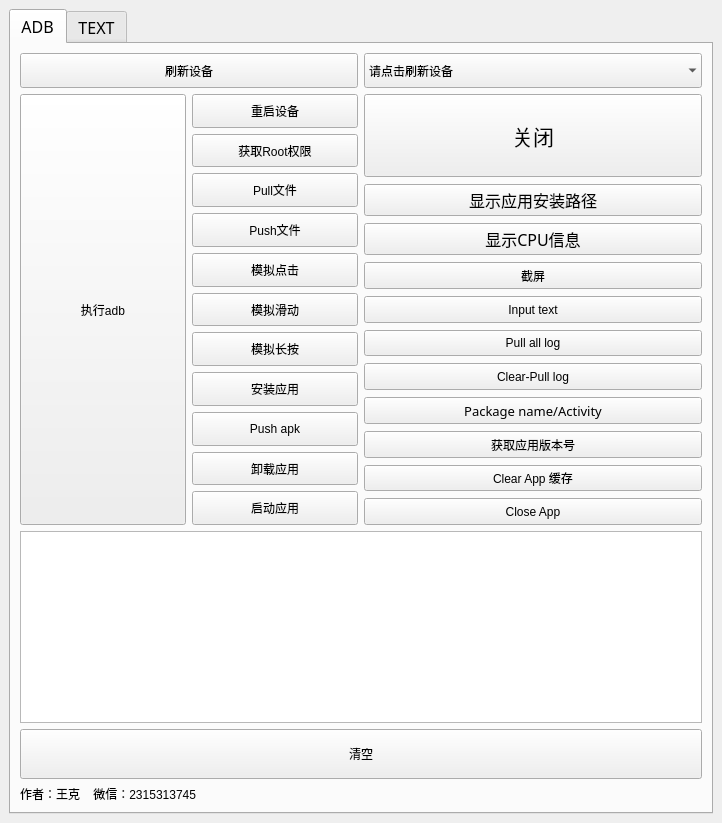
wangke956/ADBTools, file backup0.bak.ui: the form before one commit.
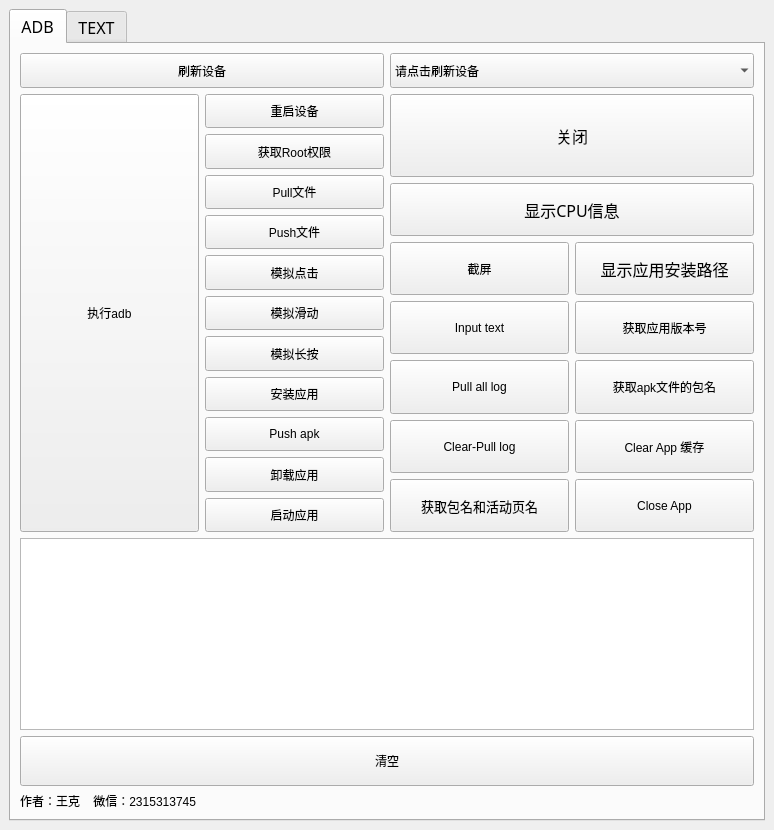
The form after the commit.

Commit message: 1.添加了利用aapt获取本地apk安装包的包名的功能

What changed in the file:
```diff
--- a/backup0.bak.ui
+++ b/backup0.bak.ui
@@ -7,8 +7,8 @@
    <rect>
     <x>0</x>
     <y>0</y>
-    <width>722</width>
-    <height>823</height>
+    <width>774</width>
+    <height>830</height>
    </rect>
   </property>
   <property name="sizePolicy">
@@ -101,25 +101,6 @@
            <layout class="QHBoxLayout" name="horizontalLayout_2">
             <item>
              <layout class="QGridLayout" name="gridLayout_3">
-              <item row="6" column="1" colspan="2">
-               <widget class="QTextBrowser" name="textBrowser_2">
-                <property name="sizePolicy">
-                 <sizepolicy hsizetype="Expanding" vsizetype="Minimum">
-                  <horstretch>0</horstretch>
-                  <verstretch>0</verstretch>
-                 </sizepolicy>
-                </property>
-                <property name="font">
-                 <font>
-                  <family>Franklin Gothic Medium</family>
-                  <pointsize>12</pointsize>
-                 </font>
-                </property>
-                <property name="acceptDrops">
-                 <bool>true</bool>
-                </property>
-               </widget>
-              </item>
               <item row="7" column="1" colspan="2">
                <widget class="QPushButton" name="Cleartextbutton">
                 <property name="sizePolicy">
@@ -139,37 +120,92 @@
                 </property>
                </widget>
               </item>
-              <item row="8" column="1">
-               <widget class="QLabel" name="label">
-                <property name="sizePolicy">
-                 <sizepolicy hsizetype="Maximum" vsizetype="Maximum">
-                  <horstretch>0</horstretch>
-                  <verstretch>0</verstretch>
-                 </sizepolicy>
-                </property>
-                <property name="maximumSize">
-                 <size>
-                  <width>398</width>
-                  <height>28</height>
-                 </size>
-                </property>
-                <property name="text">
-                 <string>作者：王克    微信：2315313745</string>
-                </property>
-               </widget>
-              </item>
               <item row="5" column="2">
-               <layout class="QVBoxLayout" name="verticalLayout_4">
-                <property name="spacing">
-                 <number>7</number>
-                </property>
+               <layout class="QGridLayout" name="gridLayout_5">
                 <property name="leftMargin">
                  <number>0</number>
                 </property>
                 <property name="bottomMargin">
                  <number>0</number>
                 </property>
-                <item>
+                <item row="2" column="0">
+                 <widget class="QPushButton" name="get_screenshot">
+                  <property name="sizePolicy">
+                   <sizepolicy hsizetype="Expanding" vsizetype="Expanding">
+                    <horstretch>0</horstretch>
+                    <verstretch>1</verstretch>
+                   </sizepolicy>
+                  </property>
+                  <property name="text">
+                   <string>截屏</string>
+                  </property>
+                 </widget>
+                </item>
+                <item row="3" column="0">
+                 <widget class="QPushButton" name="input_text_via_adb">
+                  <property name="sizePolicy">
+                   <sizepolicy hsizetype="Expanding" vsizetype="Expanding">
+                    <horstretch>0</horstretch>
+                    <verstretch>1</verstretch>
+                   </sizepolicy>
+                  </property>
+                  <property name="text">
+                   <string>Input text</string>
+                  </property>
+                 </widget>
+                </item>
+                <item row="4" column="0">
+                 <widget class="QPushButton" name="pull_log_without_clear">
+                  <property name="sizePolicy">
+                   <sizepolicy hsizetype="Expanding" vsizetype="Expanding">
+                    <horstretch>0</horstretch>
+                    <verstretch>1</verstretch>
+                   </sizepolicy>
+                  </property>
+                  <property name="text">
+                   <string>Pull all log</string>
+                  </property>
+                 </widget>
+                </item>
+                <item row="5" column="0">
+                 <widget class="QPushButton" name="pull_log_with_clear">
+                  <property name="sizePolicy">
+                   <sizepolicy hsizetype="Expanding" vsizetype="Expanding">
+                    <horstretch>0</horstretch>
+                    <verstretch>1</verstretch>
+                   </sizepolicy>
+                  </property>
+                  <property name="text">
+                   <string>Clear-Pull log</string>
+                  </property>
+                 </widget>
+                </item>
+                <item row="6" column="0">
+                 <widget class="QPushButton" name="app_package_and_activity">
+                  <property name="sizePolicy">
+                   <sizepolicy hsizetype="Expanding" vsizetype="Expanding">
+                    <horstretch>0</horstretch>
+                    <verstretch>1</verstretch>
+                   </sizepolicy>
+                  </property>
+                  <property name="minimumSize">
+                   <size>
+                    <width>0</width>
+                    <height>0</height>
+                   </size>
+                  </property>
+                  <property name="font">
+                   <font>
+                    <family>Franklin Gothic Medium</family>
+                    <pointsize>10</pointsize>
+                   </font>
+                  </property>
+                  <property name="text">
+                   <string>获取包名和活动页名</string>
+                  </property>
+                 </widget>
+                </item>
+                <item row="0" column="0" colspan="2">
                  <widget class="QPushButton" name="close">
                   <property name="enabled">
                    <bool>true</bool>
@@ -201,7 +237,7 @@
                   <property name="font">
                    <font>
                     <family>Franklin Gothic Medium</family>
-                    <pointsize>16</pointsize>
+                    <pointsize>12</pointsize>
                     <weight>50</weight>
                     <bold>false</bold>
                    </font>
@@ -235,29 +271,7 @@
                   </property>
                  </widget>
                 </item>
-                <item>
-                 <widget class="QPushButton" name="view_apk_path">
-                  <property name="sizePolicy">
-                   <sizepolicy hsizetype="Expanding" vsizetype="Expanding">
-                    <horstretch>0</horstretch>
-                    <verstretch>1</verstretch>
-                   </sizepolicy>
-                  </property>
-                  <property name="font">
-                   <font>
-                    <family>Franklin Gothic Medium</family>
-                    <pointsize>12</pointsize>
-                   </font>
-                  </property>
-                  <property name="text">
-                   <string>显示应用安装路径</string>
-                  </property>
-                  <property name="default">
-                   <bool>false</bool>
-                  </property>
-                 </widget>
-                </item>
-                <item>
+                <item row="1" column="0" colspan="2">
                  <widget class="QPushButton" name="adb_cpu_info">
                   <property name="sizePolicy">
                    <sizepolicy hsizetype="Expanding" vsizetype="Expanding">
@@ -276,84 +290,29 @@
                   </property>
                  </widget>
                 </item>
-                <item>
-                 <widget class="QPushButton" name="get_screenshot">
+                <item row="2" column="1">
+                 <widget class="QPushButton" name="view_apk_path">
                   <property name="sizePolicy">
                    <sizepolicy hsizetype="Expanding" vsizetype="Expanding">
                     <horstretch>0</horstretch>
                     <verstretch>1</verstretch>
                    </sizepolicy>
-                  </property>
-                  <property name="text">
-                   <string>截屏</string>
-                  </property>
-                 </widget>
-                </item>
-                <item>
-                 <widget class="QPushButton" name="input_text_via_adb">
-                  <property name="sizePolicy">
-                   <sizepolicy hsizetype="Expanding" vsizetype="Expanding">
-                    <horstretch>0</horstretch>
-                    <verstretch>1</verstretch>
-                   </sizepolicy>
-                  </property>
-                  <property name="text">
-                   <string>Input text</string>
-                  </property>
-                 </widget>
-                </item>
-                <item>
-                 <widget class="QPushButton" name="pull_log_without_clear">
-                  <property name="sizePolicy">
-                   <sizepolicy hsizetype="Expanding" vsizetype="Expanding">
-                    <horstretch>0</horstretch>
-                    <verstretch>1</verstretch>
-                   </sizepolicy>
-                  </property>
-                  <property name="text">
-                   <string>Pull all log</string>
-                  </property>
-                 </widget>
-                </item>
-                <item>
-                 <widget class="QPushButton" name="pull_log_with_clear">
-                  <property name="sizePolicy">
-                   <sizepolicy hsizetype="Expanding" vsizetype="Expanding">
-                    <horstretch>0</horstretch>
-                    <verstretch>1</verstretch>
-                   </sizepolicy>
-                  </property>
-                  <property name="text">
-                   <string>Clear-Pull log</string>
-                  </property>
-                 </widget>
-                </item>
-                <item>
-                 <widget class="QPushButton" name="app_package_and_activity">
-                  <property name="sizePolicy">
-                   <sizepolicy hsizetype="Expanding" vsizetype="Expanding">
-                    <horstretch>0</horstretch>
-                    <verstretch>1</verstretch>
-                   </sizepolicy>
-                  </property>
-                  <property name="minimumSize">
-                   <size>
-                    <width>0</width>
-                    <height>0</height>
-                   </size>
                   </property>
                   <property name="font">
                    <font>
                     <family>Franklin Gothic Medium</family>
-                    <pointsize>10</pointsize>
+                    <pointsize>12</pointsize>
                    </font>
                   </property>
                   <property name="text">
-                   <string>Package name/Activity</string>
+                   <string>显示应用安装路径</string>
+                  </property>
+                  <property name="default">
+                   <bool>false</bool>
                   </property>
                  </widget>
                 </item>
-                <item>
+                <item row="3" column="1">
                  <widget class="QPushButton" name="get_running_app_info_button">
                   <property name="sizePolicy">
                    <sizepolicy hsizetype="Expanding" vsizetype="Expanding">
@@ -366,7 +325,20 @@
                   </property>
                  </widget>
                 </item>
-                <item>
+                <item row="4" column="1">
+                 <widget class="QPushButton" name="aapt_getpackagename_button">
+                  <property name="sizePolicy">
+                   <sizepolicy hsizetype="Minimum" vsizetype="Expanding">
+                    <horstretch>0</horstretch>
+                    <verstretch>0</verstretch>
+                   </sizepolicy>
+                  </property>
+                  <property name="text">
+                   <string>获取apk文件的包名</string>
+                  </property>
+                 </widget>
+                </item>
+                <item row="5" column="1">
                  <widget class="QPushButton" name="clear_app_cache">
                   <property name="sizePolicy">
                    <sizepolicy hsizetype="Expanding" vsizetype="Expanding">
@@ -379,7 +351,7 @@
                   </property>
                  </widget>
                 </item>
-                <item>
+                <item row="6" column="1">
                  <widget class="QPushButton" name="force_stop_app">
                   <property name="sizePolicy">
                    <sizepolicy hsizetype="Expanding" vsizetype="Expanding">
@@ -394,6 +366,31 @@
                 </item>
                </layout>
               </item>
+              <item row="4" column="1">
+               <widget class="QPushButton" name="RefreshButton">
+                <property name="sizePolicy">
+                 <sizepolicy hsizetype="Expanding" vsizetype="Expanding">
+                  <horstretch>0</horstretch>
+                  <verstretch>1</verstretch>
+                 </sizepolicy>
+                </property>
+                <property name="minimumSize">
+                 <size>
+                  <width>160</width>
+                  <height>35</height>
+                 </size>
+                </property>
+                <property name="maximumSize">
+                 <size>
+                  <width>16777215</width>
+                  <height>35</height>
+                 </size>
+                </property>
+                <property name="text">
+                 <string>刷新设备</string>
+                </property>
+               </widget>
+              </item>
               <item row="5" column="1">
                <layout class="QGridLayout" name="gridLayout">
                 <item row="1" column="0">
@@ -597,6 +594,25 @@
                 </item>
                </layout>
               </item>
+              <item row="8" column="1">
+               <widget class="QLabel" name="label">
+                <property name="sizePolicy">
+                 <sizepolicy hsizetype="Maximum" vsizetype="Maximum">
+                  <horstretch>0</horstretch>
+                  <verstretch>0</verstretch>
+                 </sizepolicy>
+                </property>
+                <property name="maximumSize">
+                 <size>
+                  <width>398</width>
+                  <height>28</height>
+                 </size>
+                </property>
+                <property name="text">
+                 <string>作者：王克    微信：2315313745</string>
+                </property>
+               </widget>
+              </item>
               <item row="4" column="2">
                <widget class="QComboBox" name="ComboxButton">
                 <property name="sizePolicy">
@@ -654,28 +670,25 @@
                 </item>
                </widget>
               </item>
-              <item row="4" column="1">
-               <widget class="QPushButton" name="RefreshButton">
+              <item row="6" column="1" colspan="2">
+               <widget class="QTextBrowser" name="textBrowser">
                 <property name="sizePolicy">
-                 <sizepolicy hsizetype="Expanding" vsizetype="Expanding">
+                 <sizepolicy hsizetype="Expanding" vsizetype="Minimum">
                   <horstretch>0</horstretch>
-                  <verstretch>1</verstretch>
+                  <verstretch>0</verstretch>
                  </sizepolicy>
                 </property>
-                <property name="minimumSize">
-                 <size>
-                  <width>160</width>
-                  <height>35</height>
-                 </size>
+                <property name="font">
+                 <font>
+                  <family>Franklin Gothic Medium</family>
+                  <pointsize>12</pointsize>
+                 </font>
                 </property>
-                <property name="maximumSize">
-                 <size>
-                  <width>16777215</width>
-                  <height>35</height>
-                 </size>
+                <property name="acceptDrops">
+                 <bool>true</bool>
                 </property>
-                <property name="text">
-                 <string>刷新设备</string>
+                <property name="tabChangesFocus">
+                 <bool>false</bool>
                 </property>
                </widget>
               </item>
```
The commit also changes 3 other files.
